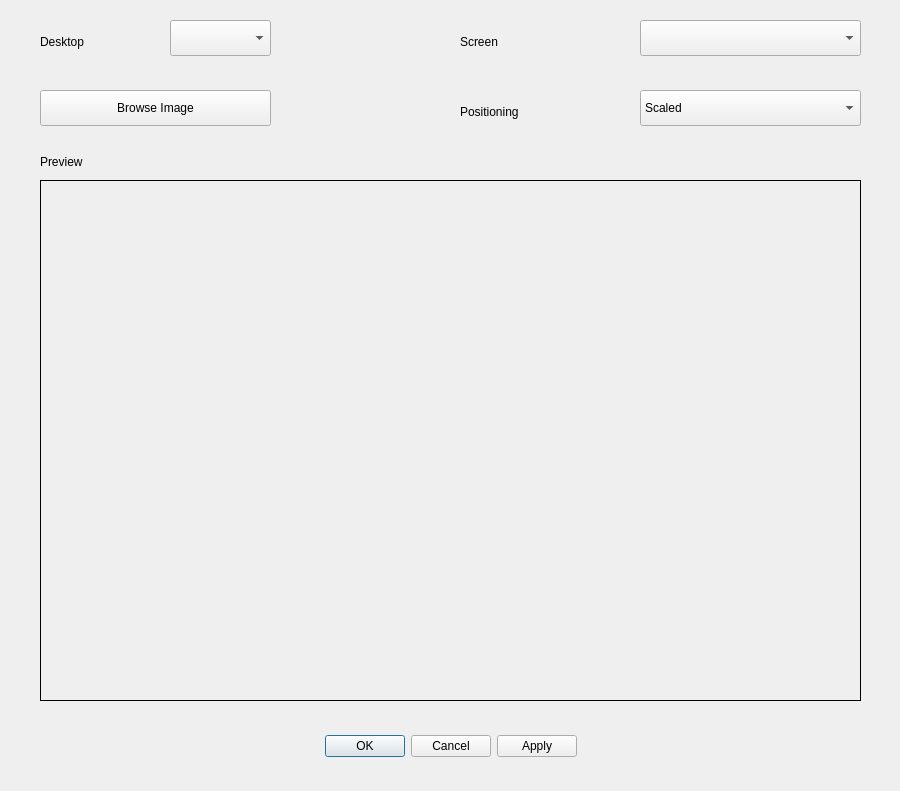
Above: src/view/wallpaper_settings_dialog.ui from dangvd/ksmoothdock before the change. Below: the same form after it.
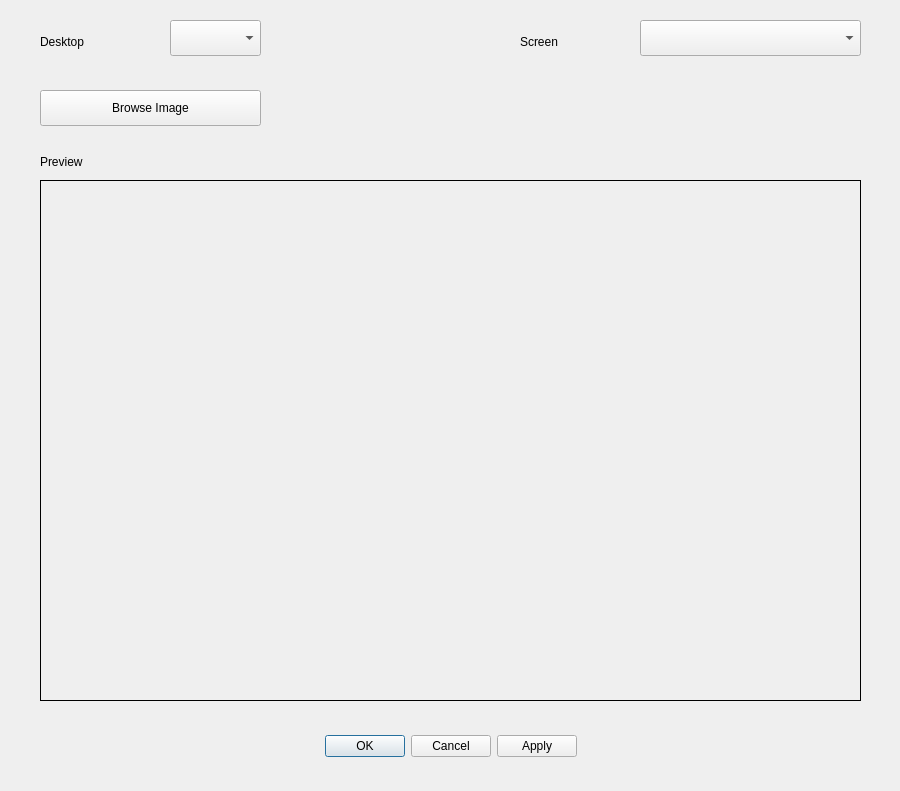
That is the form after the change.

Commit message: For now, remove the positioning option from Wallpaper Settings dialog #77

Diff of the .ui file:
```diff
--- a/src/view/wallpaper_settings_dialog.ui
+++ b/src/view/wallpaper_settings_dialog.ui
@@ -37,7 +37,7 @@
     <rect>
      <x>40</x>
      <y>90</y>
-     <width>231</width>
+     <width>221</width>
      <height>36</height>
     </rect>
    </property>
@@ -50,7 +50,7 @@
     <rect>
      <x>170</x>
      <y>20</y>
-     <width>101</width>
+     <width>91</width>
      <height>36</height>
     </rect>
    </property>
@@ -60,7 +60,7 @@
     <rect>
      <x>40</x>
      <y>30</y>
-     <width>76</width>
+     <width>111</width>
      <height>23</height>
     </rect>
    </property>
@@ -68,45 +68,12 @@
     <string>Desktop</string>
    </property>
   </widget>
-  <widget class="QLabel" name="positioningLabel">
-   <property name="geometry">
-    <rect>
-     <x>460</x>
-     <y>100</y>
-     <width>121</width>
-     <height>23</height>
-    </rect>
-   </property>
-   <property name="text">
-    <string>Positioning</string>
-   </property>
-  </widget>
-  <widget class="QComboBox" name="positioning">
-   <property name="geometry">
-    <rect>
-     <x>640</x>
-     <y>90</y>
-     <width>221</width>
-     <height>36</height>
-    </rect>
-   </property>
-   <item>
-    <property name="text">
-     <string>Scaled</string>
-    </property>
-   </item>
-   <item>
-    <property name="text">
-     <string>Centered</string>
-    </property>
-   </item>
-  </widget>
   <widget class="QLabel" name="screenLabel">
    <property name="geometry">
     <rect>
-     <x>460</x>
+     <x>520</x>
      <y>30</y>
-     <width>76</width>
+     <width>101</width>
      <height>23</height>
     </rect>
    </property>
@@ -161,7 +128,7 @@
     <rect>
      <x>40</x>
      <y>150</y>
-     <width>76</width>
+     <width>131</width>
      <height>23</height>
     </rect>
    </property>
```
